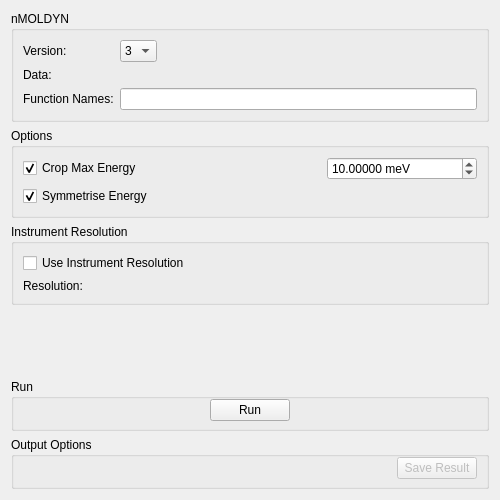
Above: qt/scientific_interfaces/Indirect/Simulation/MolDyn.ui from mantidproject/mantid before the change. Below: the same form after it.
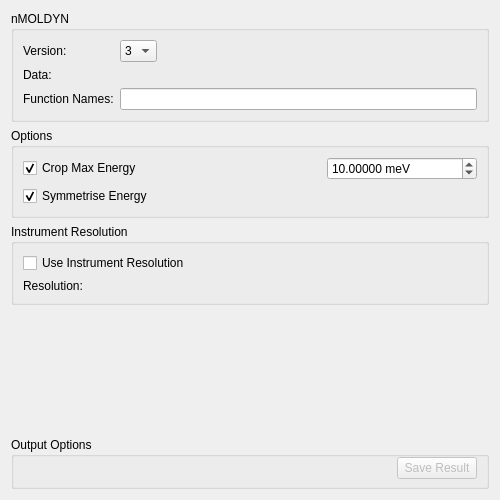
That is the form after the change. Custom widgets are drawn as their Qt base class.

Commit message: Use RunWidget for MolDyn tab

```diff
--- a/qt/scientific_interfaces/Indirect/Simulation/MolDyn.ui
+++ b/qt/scientific_interfaces/Indirect/Simulation/MolDyn.ui
@@ -270,58 +270,7 @@
     </spacer>
    </item>
    <item>
-    <widget class="QGroupBox" name="gbRun">
-     <property name="title">
-      <string>Run</string>
-     </property>
-     <layout class="QHBoxLayout" name="horizontalLayout_3">
-      <property name="leftMargin">
-       <number>0</number>
-      </property>
-      <property name="topMargin">
-       <number>0</number>
-      </property>
-      <property name="rightMargin">
-       <number>0</number>
-      </property>
-      <property name="bottomMargin">
-       <number>7</number>
-      </property>
-      <item>
-       <spacer name="horizontalSpacer_3">
-        <property name="orientation">
-         <enum>Qt::Horizontal</enum>
-        </property>
-        <property name="sizeHint" stdset="0">
-         <size>
-          <width>194</width>
-          <height>20</height>
-         </size>
-        </property>
-       </spacer>
-      </item>
-      <item>
-       <widget class="QPushButton" name="pbRun">
-        <property name="text">
-         <string>Run</string>
-        </property>
-       </widget>
-      </item>
-      <item>
-       <spacer name="horizontalSpacer_2">
-        <property name="orientation">
-         <enum>Qt::Horizontal</enum>
-        </property>
-        <property name="sizeHint" stdset="0">
-         <size>
-          <width>193</width>
-          <height>20</height>
-         </size>
-        </property>
-       </spacer>
-      </item>
-     </layout>
-    </widget>
+    <widget class="QWidget" name="runWidget" native="true"/>
    </item>
    <item>
     <widget class="QGroupBox" name="gbOutput">
```
The commit also changes 3 other files.
